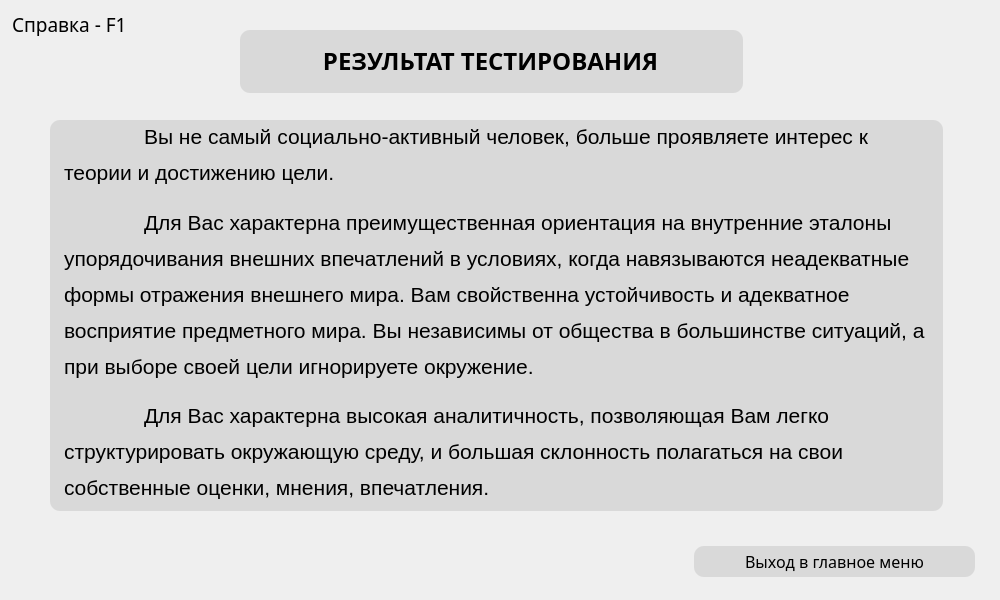
First picture: the form in ui/auth/UserResultTorstonWidget.ui, repository xamlo721/PsychologyTestApp, before the edit.
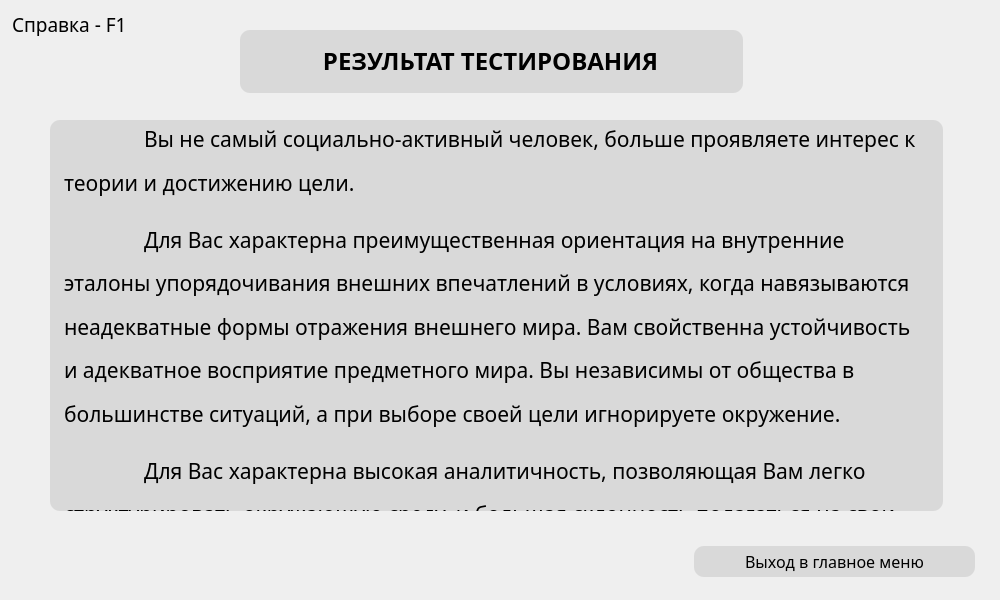
Second picture: the form after the edit. Icons and pictures are not drawn.

Commit message: design for auth

```diff
--- a/ui/auth/UserResultTorstonWidget.ui
+++ b/ui/auth/UserResultTorstonWidget.ui
@@ -117,6 +117,11 @@
       <height>391</height>
      </rect>
     </property>
+    <property name="font">
+     <font>
+      <family>Montserrat Medium</family>
+     </font>
+    </property>
     <property name="verticalScrollBarPolicy">
      <enum>Qt::ScrollBarAlwaysOff</enum>
     </property>
@@ -130,10 +135,10 @@
      <string>&lt;!DOCTYPE HTML PUBLIC &quot;-//W3C//DTD HTML 4.0//EN&quot; &quot;http://www.w3.org/TR/REC-html40/strict.dtd&quot;&gt;
 &lt;html&gt;&lt;head&gt;&lt;meta name=&quot;qrichtext&quot; content=&quot;1&quot; /&gt;&lt;style type=&quot;text/css&quot;&gt;
 p, li { white-space: pre-wrap; }
-&lt;/style&gt;&lt;/head&gt;&lt;body style=&quot; font-family:'MS Shell Dlg 2'; font-size:8.25pt; font-weight:400; font-style:normal;&quot;&gt;
-&lt;p style=&quot; margin-top:12px; margin-bottom:12px; margin-left:0px; margin-right:0px; -qt-block-indent:0; text-indent:0px; line-height:150%;&quot;&gt;&lt;span style=&quot; font-family:'Montserrat Medium'; font-size:16pt; color:#000000;&quot;&gt;	Вы не самый социально-активный человек, больше проявляете интерес к теории и достижению цели. &lt;/span&gt;&lt;/p&gt;
-&lt;p style=&quot; margin-top:12px; margin-bottom:12px; margin-left:0px; margin-right:0px; -qt-block-indent:0; text-indent:0px; line-height:150%;&quot;&gt;&lt;span style=&quot; font-family:'Montserrat Medium'; font-size:16pt; color:#000000;&quot;&gt;	Для Вас характерна преимущественная ориентация на внутренние эталоны упорядочивания внешних впечатлений в условиях, когда навязываются неадекватные формы отражения внешнего мира. Вам свойственна устойчивость и адекватное восприятие предметного мира. Вы независимы от общества в большинстве ситуаций, а при выборе своей цели игнорируете окружение. &lt;/span&gt;&lt;/p&gt;
-&lt;p style=&quot; margin-top:12px; margin-bottom:12px; margin-left:0px; margin-right:0px; -qt-block-indent:0; text-indent:0px; line-height:150%;&quot;&gt;&lt;span style=&quot; font-family:'Montserrat Medium'; font-size:16pt; color:#000000;&quot;&gt;	Для Вас характерна высокая аналитичность, позволяющая Вам легко структурировать окружающую среду, и большая склонность полагаться на свои собственные оценки, мнения, впечатления.&lt;/span&gt;&lt;/p&gt;&lt;/body&gt;&lt;/html&gt;</string>
+&lt;/style&gt;&lt;/head&gt;&lt;body style=&quot; font-family:'Montserrat Medium'; font-size:8.25pt; font-weight:400; font-style:normal;&quot;&gt;
+&lt;p style=&quot; margin-top:12px; margin-bottom:12px; margin-left:0px; margin-right:0px; -qt-block-indent:0; text-indent:0px; line-height:150%;&quot;&gt;&lt;span style=&quot; font-size:16pt; color:#000000;&quot;&gt;	Вы не самый социально-активный человек, больше проявляете интерес к теории и достижению цели. &lt;/span&gt;&lt;/p&gt;
+&lt;p style=&quot; margin-top:12px; margin-bottom:12px; margin-left:0px; margin-right:0px; -qt-block-indent:0; text-indent:0px; line-height:150%;&quot;&gt;&lt;span style=&quot; font-size:16pt; color:#000000;&quot;&gt;	Для Вас характерна преимущественная ориентация на внутренние эталоны упорядочивания внешних впечатлений в условиях, когда навязываются неадекватные формы отражения внешнего мира. Вам свойственна устойчивость и адекватное восприятие предметного мира. Вы независимы от общества в большинстве ситуаций, а при выборе своей цели игнорируете окружение. &lt;/span&gt;&lt;/p&gt;
+&lt;p style=&quot; margin-top:12px; margin-bottom:12px; margin-left:0px; margin-right:0px; -qt-block-indent:0; text-indent:0px; line-height:150%;&quot;&gt;&lt;span style=&quot; font-size:16pt; color:#000000;&quot;&gt;	Для Вас характерна высокая аналитичность, позволяющая Вам легко структурировать окружающую среду, и большая склонность полагаться на свои собственные оценки, мнения, впечатления.&lt;/span&gt;&lt;/p&gt;&lt;/body&gt;&lt;/html&gt;</string>
     </property>
    </widget>
   </widget>
```
The commit also changes 5 other files.
